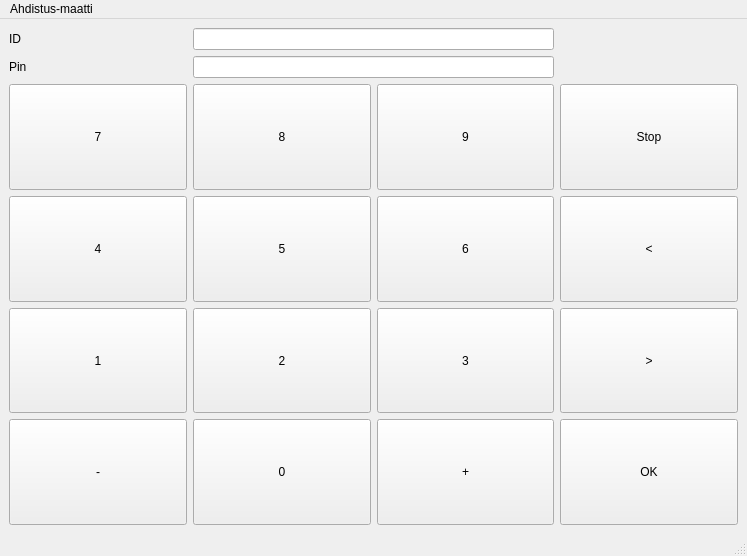
Before: the Qt Designer form bankautomat/mainwindow.ui in tvt21kmo-bank-project/group_3, drawn with Qt 5.
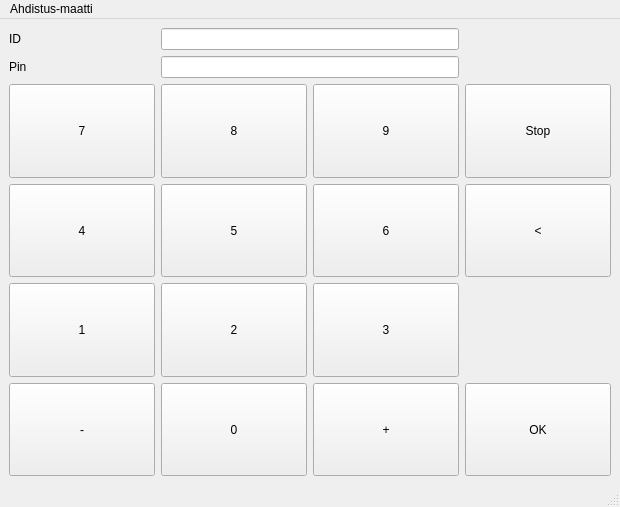
After: the same form once the commit is applied.

Patch:
```diff
--- a/bankautomat/mainwindow.ui
+++ b/bankautomat/mainwindow.ui
@@ -6,8 +6,8 @@
    <rect>
     <x>0</x>
     <y>0</y>
-    <width>747</width>
-    <height>556</height>
+    <width>620</width>
+    <height>507</height>
    </rect>
   </property>
   <property name="sizePolicy">
@@ -330,44 +330,6 @@
       </property>
      </widget>
     </item>
-    <item row="5" column="3">
-     <widget class="QPushButton" name="btnLeftArrow">
-      <property name="sizePolicy">
-       <sizepolicy hsizetype="Preferred" vsizetype="Preferred">
-        <horstretch>0</horstretch>
-        <verstretch>0</verstretch>
-       </sizepolicy>
-      </property>
-      <property name="styleSheet">
-       <string notr="true">QPushButton {
-
-  background-color:  #C0C0C0;
-    border-style: outset;
-    border-width: 2px;
-    border-radius: 10px;
-    border-color: beige;
-    min-width: 10em;
-    padding: 6px;
-	color: black;
-}♣
-
-QPushButton:pressed {
-
-  background-color:  #808080;
-    border-style: outset;
-    border-width: 2px;
-    border-radius: 10px;
-    border-color: beige;
-    min-width: 10em;
-    padding: 6px;
-	color: black;
-}♣</string>
-      </property>
-      <property name="text">
-       <string>&gt;</string>
-      </property>
-     </widget>
-    </item>
     <item row="2" column="2">
      <widget class="QPushButton" name="btn9">
       <property name="sizePolicy">
@@ -661,7 +623,7 @@
     <rect>
      <x>0</x>
      <y>0</y>
-     <width>747</width>
+     <width>620</width>
      <height>21</height>
     </rect>
    </property>
```
